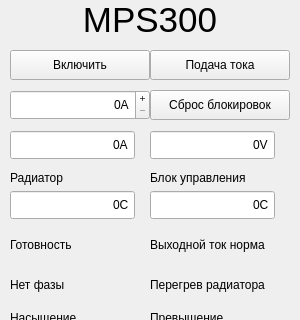
Above: mainwindow.ui from beeleph/MPS300 before the change; both pictures show x 0 to 300 and y 0 to 320 of the 300 by 510 pixel window. Below: the same form after it.
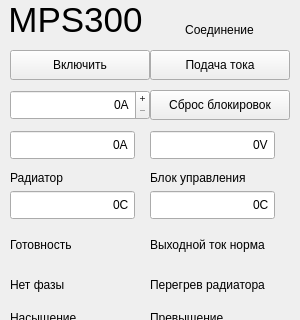
That is the form after the change.

Commit message: modbus in/out, first version for hw test

What changed in the file:
```diff
--- a/mainwindow.ui
+++ b/mainwindow.ui
@@ -45,7 +45,7 @@
      <rect>
       <x>0</x>
       <y>0</y>
-      <width>300</width>
+      <width>151</width>
       <height>40</height>
      </rect>
     </property>
@@ -421,6 +421,22 @@
      <set>Qt::AlignCenter</set>
     </property>
    </widget>
+   <widget class="QLabel" name="connectionLabel">
+    <property name="geometry">
+     <rect>
+      <x>149</x>
+      <y>20</y>
+      <width>141</width>
+      <height>20</height>
+     </rect>
+    </property>
+    <property name="text">
+     <string>Соединение</string>
+    </property>
+    <property name="alignment">
+     <set>Qt::AlignCenter</set>
+    </property>
+   </widget>
   </widget>
   <widget class="QStatusBar" name="statusbar"/>
  </widget>
```
Left out of the diff: 8 changed lines with no effect on the pictures. The commit also changes 2 other files.
